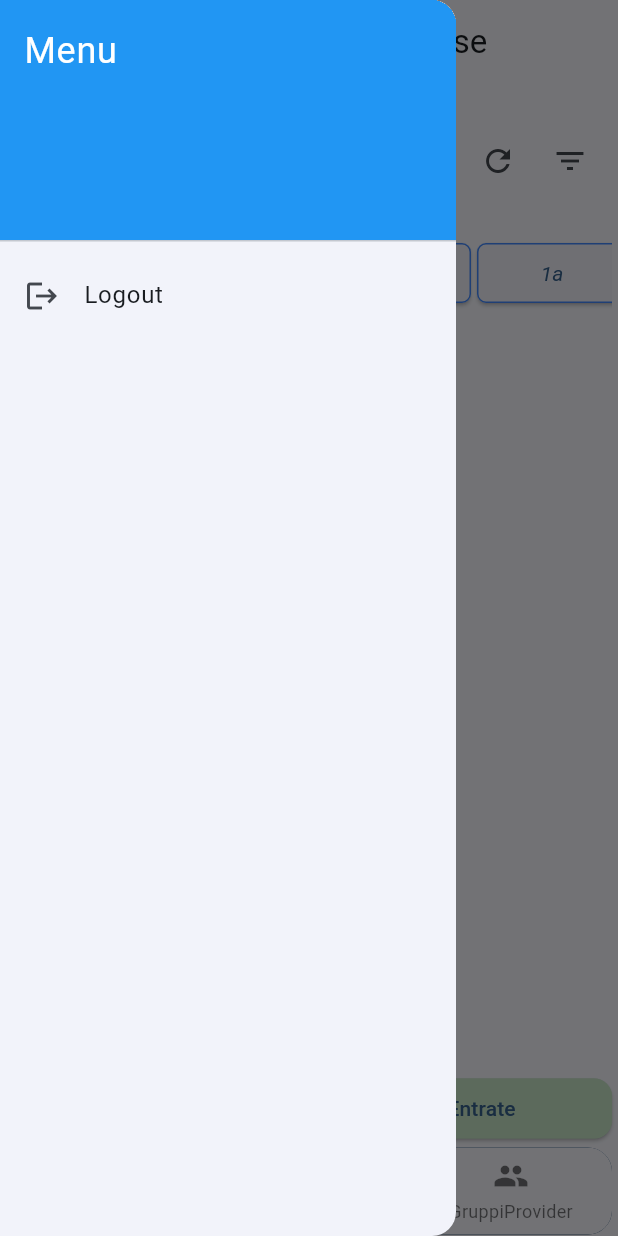
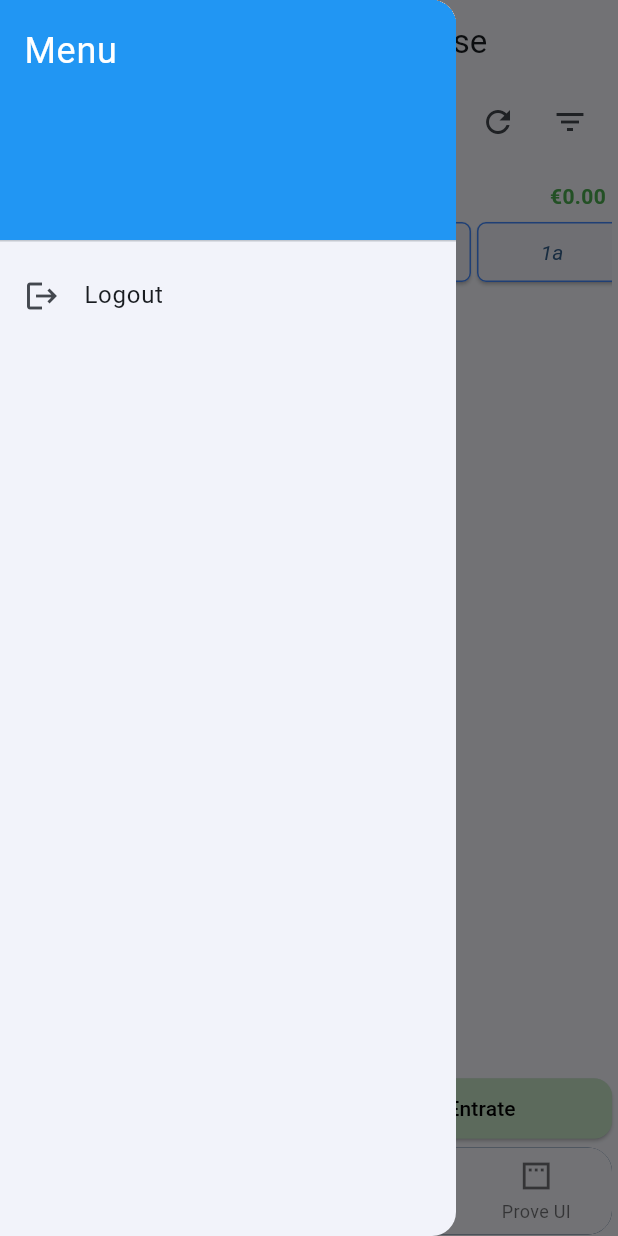
Before and after one commit to francescobruschetti/Billi, a Flutter app: the MainScaffold screen opened directly, with the side drawer open, on a phone screen of 412 x 824 dp. Run offline on Flutter 3.47's test engine with Material 3 defaults, Android fonts, the phone set to English and light mode, and no system bars; our stand-ins replace dropdown_search, flutter_riverpod, supabase_flutter; accounts and stored records are empty; network calls fail.

Commit message:
Added balance summary graph in homepage

```diff
--- a/lib/main.dart
+++ b/lib/main.dart
@@ -44,18 +44,20 @@ class BillyApp extends StatelessWidget {
         brightness: Brightness.light,
         colorScheme: ColorScheme.fromSeed(
           seedColor: Colors.blue,
-          secondary: Colors.orange
+          onPrimaryContainer: Colors.black,
+          secondary: Colors.orange,
         ),
       ),
       darkTheme: ThemeData(
         brightness: Brightness.dark,
         colorScheme: ColorScheme.fromSeed(
           seedColor: Colors.blue,
+          onPrimaryContainer: Colors.black,
           secondary: Colors.orange,
           brightness: Brightness.dark,
         ),
       ),
-      themeMode: ThemeMode.system, // automatico
+      themeMode: ThemeMode.light, // automatico
 
       // Configure Language (localization)
       localizationsDelegates: [
--- a/lib/pages/home_page.dart
+++ b/lib/pages/home_page.dart
@@ -1,7 +1,7 @@
 import 'package:Billy/constants.dart';
 import 'package:Billy/enums/transaction_type_enum.dart';
-import 'package:Billy/languages/app_localizations.dart';
 import 'package:Billy/pages/transaction/transaction_page.dart';
+import 'package:Billy/widgets/components/balance_bar_widget.dart';
 import 'package:flutter/material.dart';
 import 'package:logging/logging.dart';
 import 'package:Billy/enums/time_filter_enum.dart';
@@ -31,6 +31,10 @@ class _HomePageState extends State<HomePage> {
   bool _isLoading = false;
   bool _hasMore = true;
 
+  double _totalBalance = 0;
+  double _totalExpenses = 0;
+  double _totalIncomes = 0;
+
   @override
   void initState() {
     super.initState();
@@ -46,12 +50,25 @@ class _HomePageState extends State<HomePage> {
   }
 
   double _computeBalance() {
+    _totalBalance = 0;
+    _totalExpenses = 0;
+    _totalIncomes = 0;
     double res = allTransactions.fold<double>(0, (sum, e) {
       final amount = double.tryParse(e['total_amount']?.toString() ?? '0') ?? 0;
       final type = TransactionTypeEnumExtension.fromValue(e['transaction_type']);
-      return type == TransactionTypeEnum.INCOME ? sum + amount : sum - amount;
+      if (type == TransactionTypeEnum.INCOME) {
+        _totalIncomes += amount;
+        return sum + amount;
+      }
+      else {
+        _totalExpenses += amount;
+        return sum - amount;
+      }
     });
-    return double.parse(res.toStringAsFixed(2));
+    _totalBalance = double.parse(res.toStringAsFixed(2));
+    _totalExpenses = double.parse(_totalExpenses.toStringAsFixed(2));
+    _totalIncomes = double.parse(_totalIncomes.toStringAsFixed(2));
+    return _totalBalance;
   }
 
   void _filterTransactions({bool reset = false}) async {
@@ -140,24 +157,9 @@ class _HomePageState extends State<HomePage> {
               child: Row(
                 mainAxisAlignment: MainAxisAlignment.spaceBetween,
                 children: [
-                  // ! TODO: PROVAAAAAAAAAAAAA-------------------------------
-                  Expanded(
-                    child: Column(
-                      children: [
-                        Text(AppLocalizations.of(context)!.nWombats(0)),
-                        // Returns '1 wombat'
-                        Text(AppLocalizations.of(context)!.nWombats(1)),
-                        // Returns '5 wombats'
-                        Text(AppLocalizations.of(context)!.nWombats(5)),
-                        Text(AppLocalizations.of(context)!.helloWorldOn(DateTime.utc(1959, 7, 9))),
-                      ],
-                    ),
-                  ),
-                  // ! TODO: PROVAAAAAAAAAAAAA-------------------------------
-
                   Expanded(
                     child: SelectableText(
-                      'Totale spese (${allTransactions.length}): ${_computeBalance()}€',
+                      'Saldo (${allTransactions.length}): ${_computeBalance()}€',
                       style: Theme.of(context).textTheme.headlineSmall,
                     ),
                   ),
@@ -174,6 +176,12 @@ class _HomePageState extends State<HomePage> {
                   ),
                 ],
               ),
+            ),
+
+            Container(
+              // debug UI: color: Colors.red,
+              padding: const EdgeInsets.symmetric(horizontal: AppConstants.zeroPadding, vertical: AppConstants.rowVerticalPadding),
+              child: BalanceBarWidget(totalBalance: _totalBalance, totalExpenses: _totalExpenses, totalIncomes: _totalIncomes)
             ),
 
             // Page Header "subtitle"
--- /dev/null
+++ b/lib/widgets/components/balance_bar_widget.dart
@@ -0,0 +1,64 @@
+import 'package:Billy/constants.dart';
+import 'package:flutter/material.dart';
+
+class BalanceBarWidget extends StatelessWidget {
+  final double totalBalance;
+  final double totalExpenses;
+  final double totalIncomes;
+
+  const BalanceBarWidget({
+    super.key,
+    required this.totalBalance,
+    required this.totalExpenses,
+    required this.totalIncomes,
+  });
+
+  @override
+  Widget build(BuildContext context) {
+    final total = totalIncomes + totalExpenses;
+    final greenFlex = total > 0 ? (totalIncomes / total * 100).round() : 0;
+    final redFlex = total > 0 ? (totalExpenses / total * 100).round() : 0;
+
+    return Padding(
+      padding: const EdgeInsets.symmetric(horizontal: AppConstants.rowHorizontalPadding, vertical: AppConstants.rowVerticalPadding),
+      child: Column(
+        children: [
+          Row(
+            children: [
+              Expanded(
+                flex: redFlex,
+                child: Container(
+                  height: 10,
+                  decoration: BoxDecoration(
+                    color: Colors.red,
+                    borderRadius: const BorderRadius.horizontal(left: Radius.circular(8)),
+                  ),
+                ),
+              ),
+              const SizedBox(width: 5),
+              Expanded(
+                flex: greenFlex,
+                child: Container(
+                  height: 10,
+                  decoration: BoxDecoration(
+                    color: Colors.green,
+                    borderRadius: const BorderRadius.horizontal(right: Radius.circular(8)),
+                  ),
+                ),
+              ),
+            ],
+          ),
+
+          const SizedBox(height: 4),
+          Row(
+            mainAxisAlignment: MainAxisAlignment.spaceBetween,
+            children: [
+              Text('€-${totalExpenses.toStringAsFixed(2)}', style: const TextStyle(color: Colors.red, fontWeight: FontWeight.bold)),
+              Text('€${totalIncomes.toStringAsFixed(2)}', style: const TextStyle(color: Colors.green, fontWeight: FontWeight.bold)),
+        ],
+          ),
+        ],
+      ),
+    );
+  }
+}
--- a/lib/widgets/components/custom_button_widget.dart
+++ b/lib/widgets/components/custom_button_widget.dart
@@ -31,7 +31,7 @@ class CustomButtonWidget extends StatelessWidget {
           if (text != null) ...[
             Icon(icon),
             const SizedBox(width: 8),
-            Text(text!),
+            Text(text!, style: TextStyle(color: Theme.of(context).colorScheme.onPrimaryContainer)),
           ]
           else ...[
             Icon(icon, size: 30),
--- a/lib/widgets/main_scaffold.dart
+++ b/lib/widgets/main_scaffold.dart
@@ -1,4 +1,5 @@
 import 'package:Billy/constants.dart';
+import 'package:Billy/pages/favorites_page.dart';
 import 'package:Billy/pages/group/group_page_provder.dart';
 import 'package:flutter/material.dart';
 import '../pages/home_page.dart';
@@ -18,7 +19,8 @@ class _MainScaffoldState extends State<MainScaffold> {
   final _pages = const [ // *Note: queste sono le pagine che verranno mostrate nel body del main_scaffold (items: const [...])*
     HomePage(),
     GroupsPage(),
-    GroupsPageProvider()
+    GroupsPageProvider(),
+    FavoritesPage(),
   ];
 
   @override
@@ -64,6 +66,7 @@ class _MainScaffoldState extends State<MainScaffold> {
             child: BottomNavigationBar(
               currentIndex: _currentIndex,
               type: BottomNavigationBarType.fixed,
+              selectedItemColor: Theme.of(context).colorScheme.secondary,
               // debug UI: backgroundColor: Colors.orange[200],
               onTap: (index) {
                 setState(() => _currentIndex = index);
@@ -80,6 +83,10 @@ class _MainScaffoldState extends State<MainScaffold> {
                 BottomNavigationBarItem(
                   icon: Icon(Icons.group),
                   label: 'GruppiProvider',
+                ),
+                BottomNavigationBarItem(
+                  icon: Icon(Icons.padding),
+                  label: 'Prove UI',
                 )
               ],
             ),
```
Also changed, not shown: lib/pages/favorites_page.dart (+12 -2 lines), lib/pages/group/groups_page.dart (+31 -2 lines), lib/languages/app_en.arb (indentation only), 5 other files.
